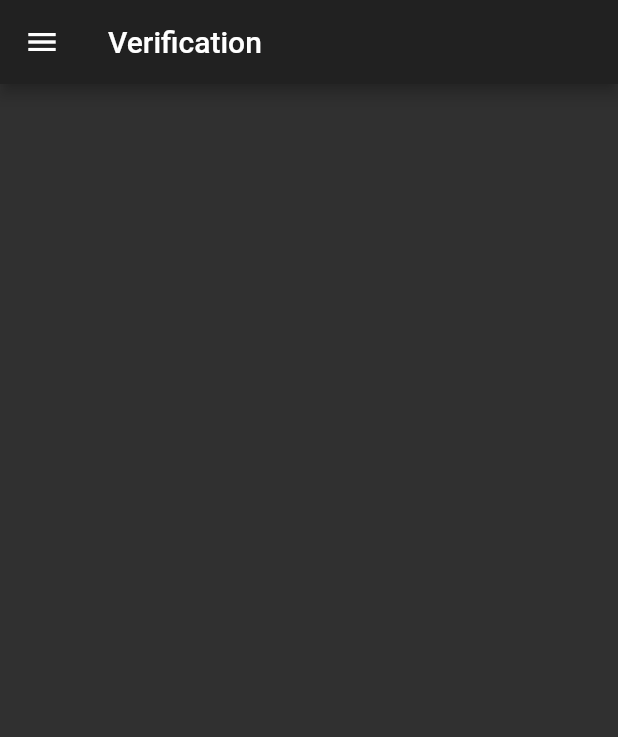
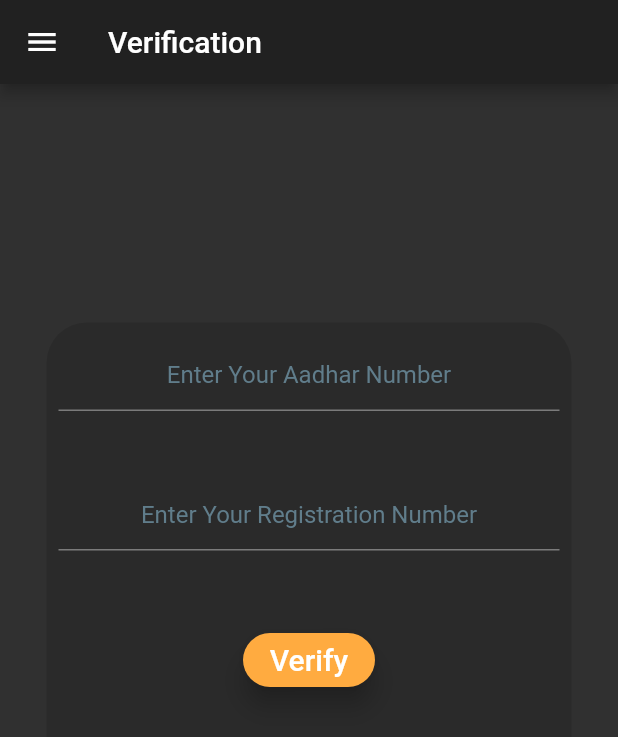
Before and after one commit to abhirup-deb/Hospital_Municipal_Portal, a Flutter app: the Verification screen opened by its route, on a phone screen of 412 x 824 dp. Shown: the top 737 px of the screen. Run offline on Flutter 3.47's test engine with Material 2 defaults, Android fonts, the phone set to English and light mode, and no system bars; our stand-ins replace flushbar.

Commit message:
Verification tab updated

```diff
--- a/Desktop/hospital_portal/lib/screens/Verification.dart
+++ b/Desktop/hospital_portal/lib/screens/Verification.dart
@@ -2,7 +2,7 @@ import 'package:flutter/material.dart';
 import 'package:hospital_portal/screens/Homepage.dart';
 import 'package:hospital_portal/screens/Hospital.dart';
 import 'package:hospital_portal/screens/Registration.dart';
-
+import 'package:flushbar/flushbar.dart';
 
 class Verification extends StatefulWidget {
   static const String id = 'verification';
@@ -11,6 +11,19 @@ class Verification extends StatefulWidget {
 }
 
 class _VerificationState extends  State<Verification>{
+
+  bool _validate1 = false;
+  bool _validate2 = false;
+  final _aadhar = TextEditingController();
+  final _register = TextEditingController();
+
+  @override
+  void dispose() {
+    _aadhar.dispose();
+    _register.dispose();
+    super.dispose();
+  }
+
   @override
   Widget build(BuildContext context) {
     return Scaffold(
@@ -54,7 +67,71 @@ class _VerificationState extends  State<Verification>{
               },
             ),
           ],
-        ),)
+        ),
+        ),
+        body: Center(
+          child: Container(
+            padding: EdgeInsets.all(8.0),
+            height: 450.0,
+            width: 350.0,
+            decoration: BoxDecoration(borderRadius: BorderRadius.circular(27.0),color: Colors.black12),
+            child: ListView(
+
+              children: <Widget>[
+
+                SizedBox(
+                  height: 3.0,
+                ),
+                Container(height: 90.0,width:240.0,
+                    child: TextField(style: TextStyle(color: Colors.white70),controller:_aadhar,textAlign: TextAlign.center,decoration: InputDecoration(
+                      hintText: 'Enter Your Aadhar Number',hintStyle: TextStyle(color: Colors.blueGrey,),errorText: _validate1?"Please Fill up this Field":null,
+                    ),)),
+                SizedBox(
+                  height: 3.0,
+                ),
+                Container(height: 90.0,width:240.0,
+                    child: TextField(style: TextStyle(color: Colors.white70),controller: _register,keyboardType: TextInputType.emailAddress,textAlign: TextAlign.center,decoration: InputDecoration(
+                      hintText: 'Enter Your Registration Number',hintStyle: TextStyle(color: Colors.blueGrey),errorText: _validate2?"Please Fill up this Field":null,
+                    ),)),
+                SizedBox(
+                  height: 3.0,
+                ),
+
+
+
+                SizedBox(height: 4.0,),
+                Center(
+                  child: RaisedButton(onPressed: (){
+                    setState(() {
+                      _aadhar.text.isEmpty?_validate1=true:_validate1=false;
+                      _register.text.isEmpty?_validate2=true:_validate2=false;
+
+                    });
+                    if(_validate1==false && _validate2==false){
+                      Flushbar(
+                        message: "Your Details will be Verified soon",
+                        icon: Icon(
+                          Icons.verified_user,
+                          size: 20.0,
+                          color: Colors.green[800],
+                        ),
+                        duration: Duration(seconds: 2),
+                        leftBarIndicatorColor: Colors.green[700],
+                      )..show(context);
+
+                      Future.delayed(const Duration(seconds: 3), () {
+                        setState(() {
+                          Navigator.pushNamed(context, Homepage.id);
+                        });
+                      });
+                    }
+                  },
+                    child: Text('Verify',style: TextStyle(fontSize: 20.0),),color: Colors.orangeAccent,elevation: 7.0,shape: RoundedRectangleBorder(borderRadius: BorderRadius.circular(38.0),),),
+                ),
+              ],
+            ),
+          ),
+        ),
     );
   }
 }
```
